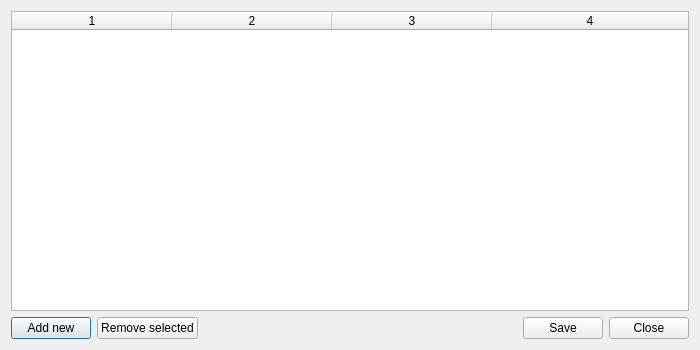
Above: pupgui2/resources/ui/pupgui2_shortcutdialog.ui from DavidoTek/ProtonUp-Qt before the change. Below: the same form after it.
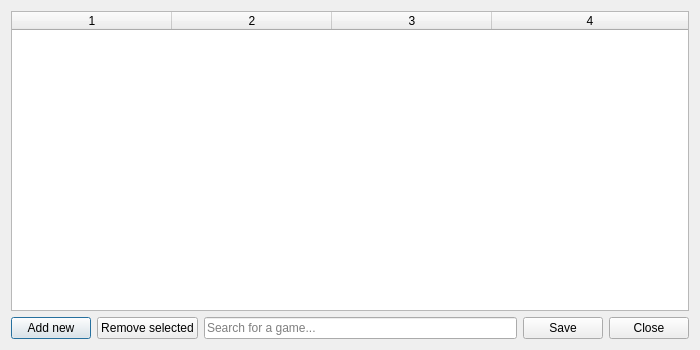
That is the form after the change.

Commit message:
Shortcut Editor: Implement Search Functionality (#332)
* Shortcut Editor: Implement Search Functionality

* Shortcut Editor: Add default tooltip

* Allow searching for executables

---------

What changed in the file:
```diff
--- a/pupgui2/resources/ui/pupgui2_shortcutdialog.ui
+++ b/pupgui2/resources/ui/pupgui2_shortcutdialog.ui
@@ -69,17 +69,14 @@
       </widget>
      </item>
      <item>
-      <spacer name="horizontalSpacer">
-       <property name="orientation">
-        <enum>Qt::Horizontal</enum>
+      <widget class="QLineEdit" name="searchBox">
+       <property name="toolTip">
+        <string>e.g. ProtonUp-Qt</string>
        </property>
-       <property name="sizeHint" stdset="0">
-        <size>
-         <width>40</width>
-         <height>20</height>
-        </size>
+       <property name="placeholderText">
+        <string>Search for a game...</string>
        </property>
-      </spacer>
+      </widget>
      </item>
      <item>
       <widget class="QPushButton" name="btnSave">
```
The commit also changes 1 other file.
